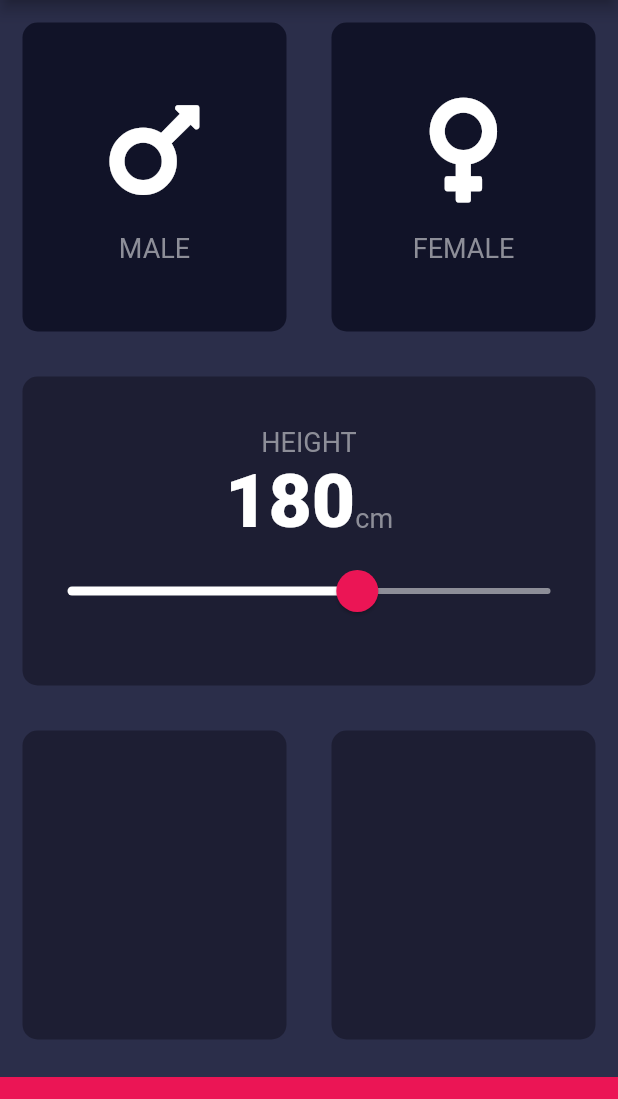
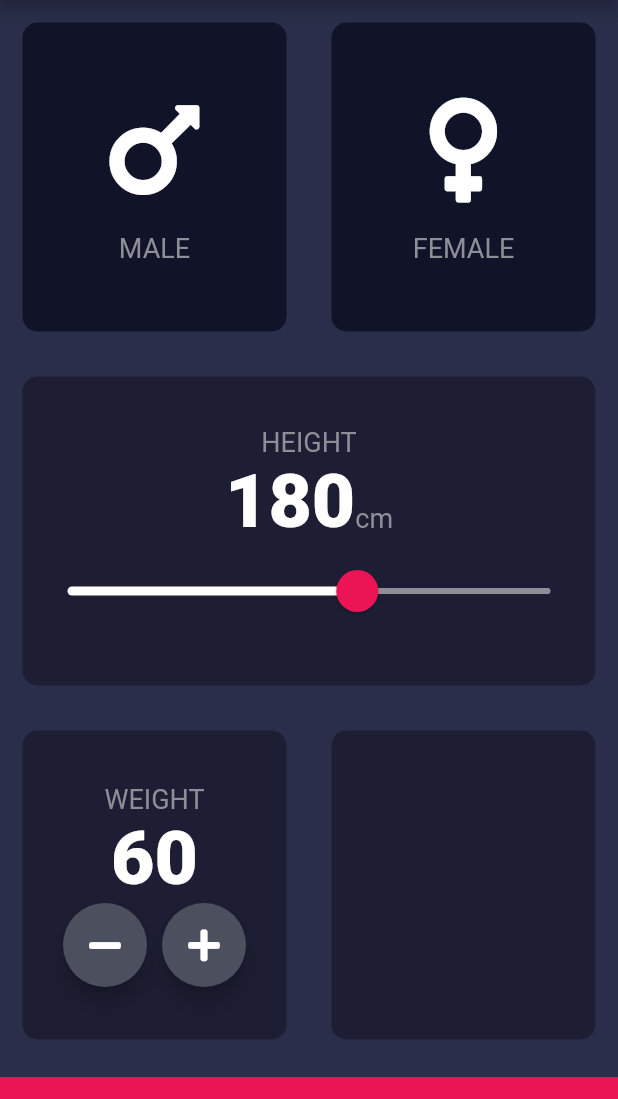
Before and after one commit to Sioomak/BMI-fullter-app, a Flutter app: the screen it shows after launch, on a phone screen of 412 x 824 dp, the part 84-1183 px from its top. Run offline on Flutter 3.47's test engine with Material 2 defaults, Android fonts, the phone set to English and light mode, and no system bars; our stand-ins replace font_awesome_flutter.

Commit message:
Weight button created as a new customized Widget

```diff
--- a/lib/input_page.dart
+++ b/lib/input_page.dart
@@ -18,6 +18,7 @@ class InputPage extends StatefulWidget {
 class _InputPageState extends State<InputPage> {
   Gender selectedGender;
   int height = 180;
+  int weight = 60;
 
   @override
   Widget build(BuildContext context) {
@@ -122,6 +123,33 @@ class _InputPageState extends State<InputPage> {
               Expanded(
                 child: ReusableCard(
                   colour: kActiveCardsColor,
+                  cardChild: Column(
+                    mainAxisAlignment: MainAxisAlignment.center,
+                    children: <Widget>[
+                      Text(
+                        'WEIGHT',
+                        style: kLabelTextStyle,
+                      ),
+                      Text(
+                        weight.toString(),
+                        style: kNumberTextStyle,
+                      ),
+                      Row(
+                        mainAxisAlignment: MainAxisAlignment.center,
+                        children: <Widget>[
+                          RoundIconButton(
+                            icon: FontAwesomeIcons.minus,
+                          ),
+                          SizedBox(
+                            width: 10.0,
+                          ),
+                          RoundIconButton(
+                            icon: FontAwesomeIcons.plus,
+                          ),
+                        ],
+                      ),
+                    ],
+                  ),
                 ),
               ),
               Expanded(
@@ -142,3 +170,23 @@ class _InputPageState extends State<InputPage> {
     );
   }
 }
+
+class RoundIconButton extends StatelessWidget {
+  RoundIconButton({this.icon});
+
+  final IconData icon;
+  @override
+  Widget build(BuildContext context) {
+    return RawMaterialButton(
+      child: Icon(icon),
+      onPressed: () {},
+      elevation: 6.0,
+      constraints: BoxConstraints.tightFor(
+        width: 56.0,
+        height: 56.0,
+      ),
+      shape: CircleBorder(),
+      fillColor: Color(0xFF4C4F5E),
+    );
+  }
+}
```
